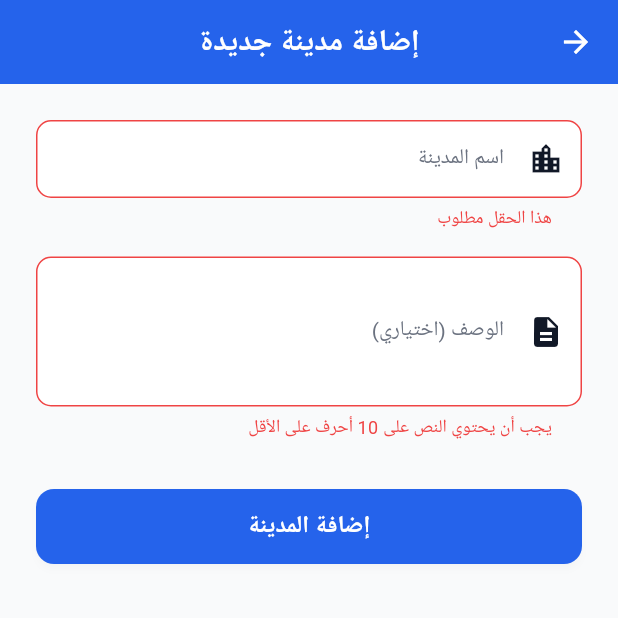
After one commit to Alashiq/flutter-2026-starter, a Flutter app: the AddCityScreen screen opened by its route, after a tap on "إضافة المدينة", on a phone screen of 412 x 824 dp, the top half of it. The commit adds this screen. Run offline on Flutter 3.47's test engine with Material 3 defaults, Android fonts, the phone set to English and light mode, and no system bars; our stand-ins replace bot_toast, get, get_storage, google_fonts; accounts and stored records are empty; Roboto replaces fonts that are missing (Cairo).

Commit message:
add city

```diff
--- a/lib/core/config/routes.dart
+++ b/lib/core/config/routes.dart
@@ -1,4 +1,5 @@
 import 'package:get/get.dart';
+import 'package:starter/ui/add_city_screen/add_city_screen.dart';
 import 'package:starter/ui/city_list_screen/city_list_screen.dart';
 import 'package:starter/ui/city_screen/city_screen.dart';
 import 'package:starter/ui/home_screen/home_screen.dart';
@@ -10,4 +11,5 @@ final List<GetPage> routes = [
   GetPage(name: '/city_list_paginated', page: () => CityPaginatedScreen()),
   GetPage(name: '/city', page: () => CityScreen()),
   GetPage(name: '/city_paginated', page: () => const CityPaginatedScreen()),
+  GetPage(name: '/add_city', page: () => const AddCityScreen()),
 ];
--- /dev/null
+++ b/lib/core/utils/app_validators.dart
@@ -0,0 +1,15 @@
+class AppValidators {
+  static String? required(String? value) {
+    if (value == null || value.trim().isEmpty) {
+      return 'هذا الحقل مطلوب';
+    }
+    return null;
+  }
+
+  static String? minLength(String? value, int min) {
+    if (value == null || value.trim().length < min) {
+      return 'يجب أن يحتوي النص على $min أحرف على الأقل';
+    }
+    return null;
+  }
+}
--- /dev/null
+++ b/lib/features/city/actions/add_city_mixin.dart
@@ -0,0 +1,22 @@
+import 'package:get/get.dart';
+import 'package:starter/core/network/api_client.dart';
+import 'package:starter/core/network/api_handler.dart';
+import 'package:starter/core/network/api_state.dart';
+import 'package:starter/features/city/models/add_city_request.dart';
+import 'package:starter/features/city/models/city_model.dart'; // Assuming response returns the created city
+
+mixin AddCityMixin on GetxController {
+  final addCityState = Rx<ApiState<CityOneModel>>(const ApiInit());
+
+  Future<void> addCity(AddCityRequest request) async {
+    await ApiHandler().handleItemApiCall<CityOneModel>(
+      state: addCityState,
+      apiCall: () => ApiClient().post('citypg', body: request.toJson()),
+      fromJson: (json) => CityOneModel.fromJson(json),
+    );
+  }
+
+  void resetAddCity() {
+    addCityState.value = const ApiInit();
+  }
+}
--- a/lib/features/city/city_controller.dart
+++ b/lib/features/city/city_controller.dart
@@ -4,8 +4,14 @@ import 'package:starter/features/city/actions/load_one_city.dart';
 import 'package:starter/features/city/actions/load_list_city.dart';
 import 'package:starter/features/city/actions/load_paginated_city.dart';
 
+import 'package:starter/features/city/actions/add_city_mixin.dart';
+
 class CityController extends GetxController
-    with LoadOneCityMixin, LoadListCityMixin, LoadPaginatedCityMixin {
+    with
+        LoadOneCityMixin,
+        LoadListCityMixin,
+        LoadPaginatedCityMixin,
+        AddCityMixin {
   // TextEditingController للبحث في صفحة pagination
   final searchPaginatedController = TextEditingController();
 
--- /dev/null
+++ b/lib/features/city/models/add_city_request.dart
@@ -0,0 +1,14 @@
+class AddCityRequest {
+  final String name;
+  final String? description;
+
+  AddCityRequest({required this.name, this.description});
+
+  Map<String, dynamic> toJson() {
+    return {
+      'name': name,
+      if (description != null && description!.isNotEmpty)
+        'description': description,
+    };
+  }
+}
--- /dev/null
+++ b/lib/ui/add_city_screen/add_city_screen.dart
@@ -0,0 +1,137 @@
+import 'package:flutter/material.dart';
+import 'package:get/get.dart';
+import 'package:starter/core/network/api_state.dart';
+import 'package:starter/core/theme/app_colors.dart';
+import 'package:starter/core/utils/app_validators.dart';
+import 'package:starter/core/widgets/dialog/alert_message.dart';
+import 'package:starter/features/city/city_controller.dart';
+import 'package:starter/features/city/models/add_city_request.dart';
+import 'package:starter/features/city/models/city_model.dart';
+
+class AddCityScreen extends StatefulWidget {
+  const AddCityScreen({super.key});
+
+  @override
+  State<AddCityScreen> createState() => _AddCityScreenState();
+}
+
+class _AddCityScreenState extends State<AddCityScreen> {
+  final _formKey = GlobalKey<FormState>();
+  final _nameController = TextEditingController();
+  final _descController = TextEditingController();
+  final controller = Get.find<CityController>();
+
+  @override
+  void initState() {
+    super.initState();
+    controller.resetAddCity(); // Reset state on entry
+  }
+
+  @override
+  void dispose() {
+    _nameController.dispose();
+    _descController.dispose();
+    super.dispose();
+  }
+
+  Future<void> _submit() async {
+    if (_formKey.currentState!.validate()) {
+      final request = AddCityRequest(
+        name: _nameController.text,
+        description: _descController.text,
+      );
+      await controller.addCity(request);
+
+      final state = controller.addCityState.value;
+      if (state is ApiSuccess) {
+        Get.back(); // Go back to list
+        showAlertMessage('تم إضافة المدينة بنجاح', type: AlertType.success);
+        controller.loadPaginatedCity(); // Refresh list
+      } else if (state is ApiError<CityOneModel>) {
+        showAlertMessage(state.message, type: AlertType.error);
+      }
+    }
+  }
+
+  @override
+  Widget build(BuildContext context) {
+    return Scaffold(
+      backgroundColor: AppColors.background,
+      appBar: AppBar(title: const Text('إضافة مدينة جديدة'), centerTitle: true),
+      body: SingleChildScrollView(
+        padding: const EdgeInsets.all(24.0),
+        child: Form(
+          key: _formKey,
+          child: Column(
+            crossAxisAlignment: CrossAxisAlignment.stretch,
+            children: [
+              // Name Field
+              TextFormField(
+                controller: _nameController,
+                validator: AppValidators.required,
+                decoration: InputDecoration(
+                  labelText: 'اسم المدينة',
+                  hintText: 'أدخل اسم المدينة',
+                  prefixIcon: const Icon(Icons.location_city),
+                  filled: true,
+                  fillColor: AppColors.surface,
+                  border: OutlineInputBorder(
+                    borderRadius: BorderRadius.circular(12),
+                    borderSide: BorderSide.none,
+                  ),
+                ),
+              ),
+              const SizedBox(height: 16),
+
+              // Description Field
+              TextFormField(
+                controller: _descController,
+                validator: (val) => AppValidators.minLength(val, 10),
+                maxLines: 3,
+                decoration: InputDecoration(
+                  labelText: 'الوصف (اختياري)',
+                  hintText: 'أدخل وصفاً مختصراً للمدينة',
+                  prefixIcon: const Icon(Icons.description),
+                  filled: true,
+                  fillColor: AppColors.surface,
+                  border: OutlineInputBorder(
+                    borderRadius: BorderRadius.circular(12),
+                    borderSide: BorderSide.none,
+                  ),
+                ),
+              ),
+              const SizedBox(height: 32),
+
+              // Submit Button
+              Obx(() {
+                final state = controller.addCityState.value;
+                return SizedBox(
+                  height: 50,
+                  child: ElevatedButton(
+                    onPressed: state is ApiLoading ? null : _submit,
+                    style: ElevatedButton.styleFrom(
+                      backgroundColor: AppColors.primary,
+                      foregroundColor: Colors.white,
+                      shape: RoundedRectangleBorder(
+                        borderRadius: BorderRadius.circular(12),
+                      ),
+                    ),
+                    child: state is ApiLoading
+                        ? const CircularProgressIndicator(color: Colors.white)
+                        : const Text(
+                            'إضافة المدينة',
+                            style: TextStyle(
+                              fontSize: 16,
+                              fontWeight: FontWeight.bold,
+                            ),
+                          ),
+                  ),
+                );
+              }),
+            ],
+          ),
+        ),
+      ),
+    );
+  }
+}
--- a/lib/ui/city_paginated_screen/city_paginated_screen.dart
+++ b/lib/ui/city_paginated_screen/city_paginated_screen.dart
@@ -72,6 +72,11 @@ class CityPaginatedScreen extends StatelessWidget {
             ),
           ],
         ),
+        floatingActionButton: FloatingActionButton(
+          onPressed: () => Get.toNamed('/add_city'),
+          backgroundColor: AppColors.primary,
+          child: const Icon(Icons.add, color: Colors.white),
+        ),
       ),
     );
   }
```
